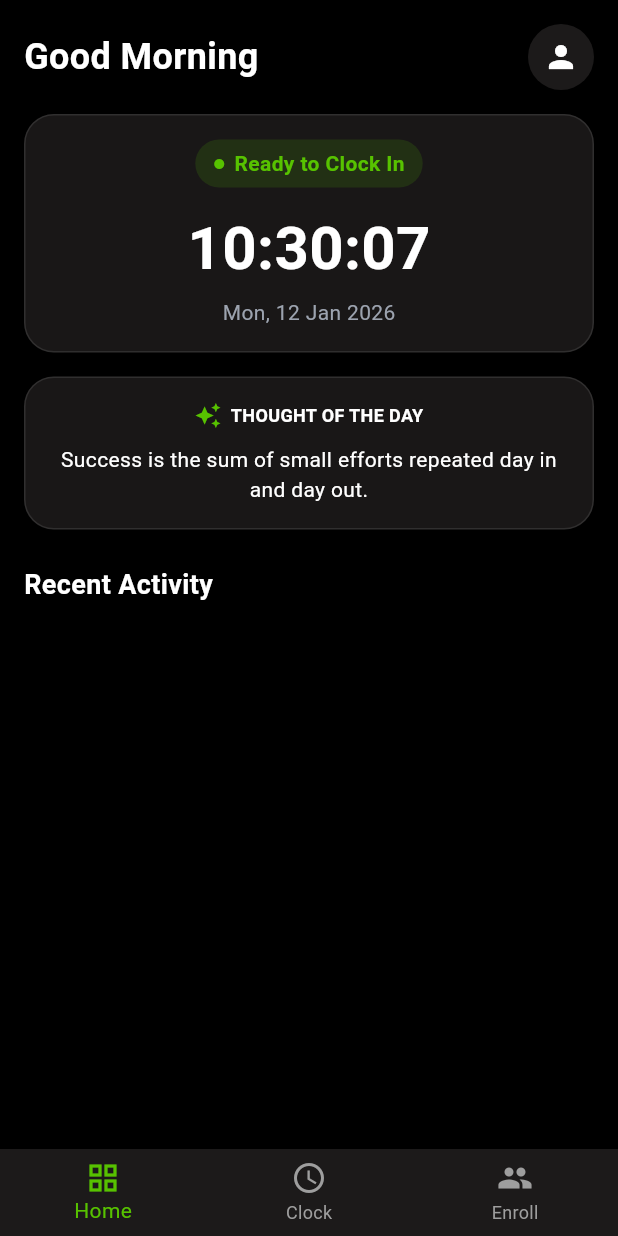
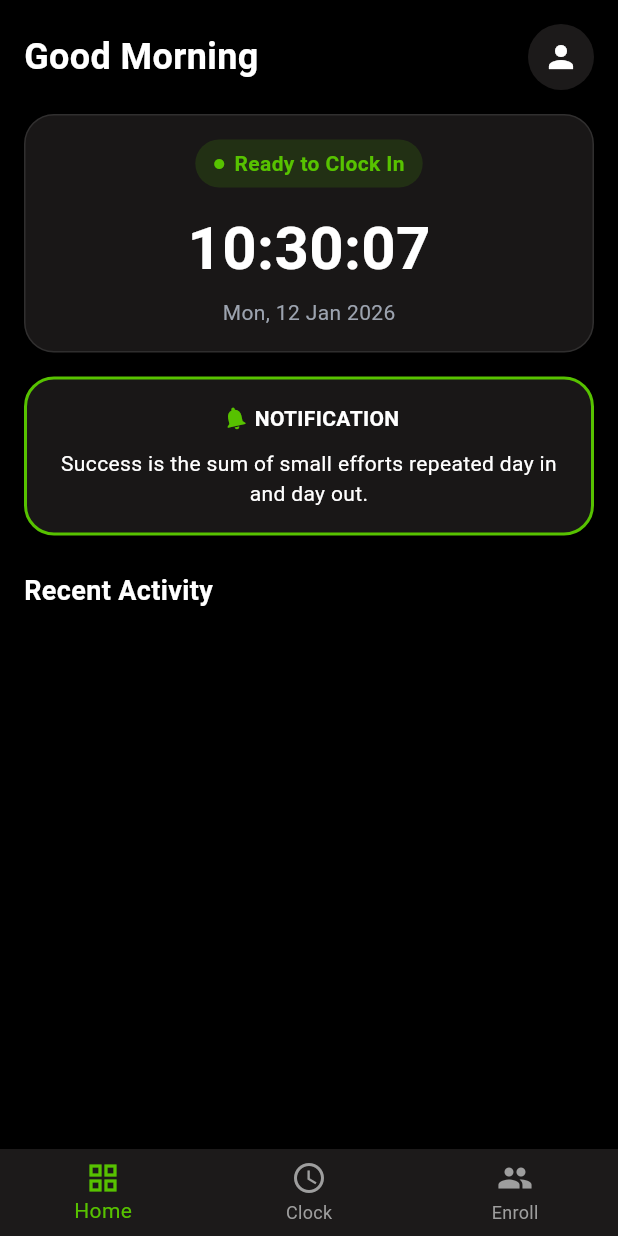
Before and after one commit to nakshathra3/face_flutter, a Flutter app: the screen it shows after launch, on a phone screen of 412 x 824 dp. Run offline on Flutter 3.47's test engine with Material 3 defaults, Android fonts, the phone set to English and light mode, and no system bars; our stand-ins replace camera, google_fonts; network calls fail.

Commit message:
notification card fix

```diff
--- a/lib/screens/home_screen.dart
+++ b/lib/screens/home_screen.dart
@@ -10,11 +10,15 @@ class HomeScreen extends StatefulWidget {
   State<HomeScreen> createState() => _HomeScreenState();
 }
 
-class _HomeScreenState extends State<HomeScreen> {
+class _HomeScreenState extends State<HomeScreen> with SingleTickerProviderStateMixin {
   List<dynamic> _records = [];
   bool _loading = true;
   DateTime _currentTime = DateTime.now(); // Add current time state
   Timer? _timer; // Add timer for live updates
+  String _thoughtDescription = "Success is the sum of small efforts repeated day in and day out.";
+  String _thoughtName = "";
+  late AnimationController _bellAnimationController;
+  late Animation<double> _bellAnimation;
 
   static const bgBase = Color(0xFF000000);
   static const bgSurface = Color(0xFF1C1A1A);
@@ -26,23 +30,38 @@ class _HomeScreenState extends State<HomeScreen> {
   void initState() {
     super.initState();
     _loadAttendance();
+    _loadNoticeboard();
     // Start timer to update clock every second
     _startClockTimer();
+    // Initialize bell animation - pendulum swing like a real bell
+    _bellAnimationController = AnimationController(
+      duration: const Duration(milliseconds: 800),
+      vsync: this,
+    )..repeat(reverse: true);
+    _bellAnimation = Tween<double>(begin: -0.3, end: 0.3).animate(
+      CurvedAnimation(
+        parent: _bellAnimationController,
+        curve: Curves.easeInOutSine, // Smooth pendulum motion
+      ),
+    );
   }
 
   @override
   void dispose() {
     _timer?.cancel(); // Cancel timer when widget is disposed
+    _bellAnimationController.dispose(); // Dispose bell animation controller
     super.dispose();
   }
 
-  // Start timer to update clock every second
+  // Start timer to update clock every second and refresh notification card
   void _startClockTimer() {
     _timer = Timer.periodic(const Duration(seconds: 1), (timer) {
       if (mounted) {
         setState(() {
           _currentTime = DateTime.now();
         });
+        // Refresh notification card every second
+        _loadNoticeboard();
       }
     });
   }
@@ -197,6 +216,24 @@ class _HomeScreenState extends State<HomeScreen> {
       print("❌ [HOME] Error loading attendance: $e");
       print("❌ [HOME] Stack trace: $stackTrace");
       setState(() => _loading = false);
+    }
+  }
+
+  Future<void> _loadNoticeboard() async {
+    try {
+      print("🔍 [HOME] Fetching noticeboard data...");
+      final data = await ApiService.fetchNoticeboard();
+      if (data != null) {
+        setState(() {
+          _thoughtDescription = data['description'] ?? _thoughtDescription;
+          _thoughtName = data['name'] ?? "";
+        });
+        print("✅ [HOME] Noticeboard loaded: ${data['description']} by ${data['name']}");
+      } else {
+        print("⚠️ [HOME] No noticeboard data received");
+      }
+    } catch (e) {
+      print("❌ [HOME] Error loading noticeboard: $e");
     }
   }
 
@@ -388,27 +425,60 @@ class _HomeScreenState extends State<HomeScreen> {
   // ───────────────── THOUGHT CARD ─────────────────
 
   Widget _buildThoughtCard() {
-    return _glassCard(
+    return Container(
+      padding: const EdgeInsets.all(16),
+      decoration: BoxDecoration(
+        color: bgSurface.withOpacity(0.9),
+        borderRadius: BorderRadius.circular(20),
+        border: Border.all(
+          color: primary,
+          width: 2,
+        ),
+        boxShadow: const [
+          BoxShadow(color: Colors.black54, blurRadius: 20, offset: Offset(0, 4))
+        ],
+      ),
       child: Column(
-        children: const [
+        children: [
           Row(
             mainAxisAlignment: MainAxisAlignment.center,
             children: [
-              Icon(Icons.auto_awesome, color: primary, size: 18),
-              SizedBox(width: 6),
-              Text("THOUGHT OF THE DAY",
+              AnimatedBuilder(
+                animation: _bellAnimation,
+                builder: (context, child) {
+                  return Transform.rotate(
+                    angle: _bellAnimation.value,
+                    alignment: Alignment.topCenter, // Rotate from top like a hanging bell
+                    child: const Icon(Icons.notifications, color: primary, size: 18),
+                  );
+                },
+              ),
+              const SizedBox(width: 6),
+              const Text("NOTIFICATION",
                   style: TextStyle(
-                      fontSize: 12,
+                      fontSize: 14,
                       fontWeight: FontWeight.bold,
                       color: Colors.white)),
             ],
           ),
-          SizedBox(height: 10),
+          const SizedBox(height: 10),
           Text(
-            "Success is the sum of small efforts repeated day in and day out.",
+            _thoughtDescription,
             textAlign: TextAlign.center,
-            style: TextStyle(color: Colors.white, fontSize: 14),
+            style: const TextStyle(color: Colors.white, fontSize: 14),
           ),
+          if (_thoughtName.isNotEmpty) ...[
+            const SizedBox(height: 8),
+            Text(
+              "— $_thoughtName",
+              textAlign: TextAlign.center,
+              style: const TextStyle(
+                color: textMuted,
+                fontSize: 12,
+                fontStyle: FontStyle.italic,
+              ),
+            ),
+          ],
         ],
       ),
     );
--- a/lib/services/api_service.dart
+++ b/lib/services/api_service.dart
@@ -289,4 +289,137 @@ class ApiService {
       return {"success": false, "message": errorMessage};
     }
   }
+
+  static Future<Map<String, dynamic>?> fetchNoticeboard() async {
+    try {
+      const String apiUrl = "https://dev-workforce.dsignzmedia.com/api/noticeboard";
+      print("🌐 [API] ========== FETCHING NOTICEBOARD ==========");
+      print("🌐 [API] Route: GET $apiUrl");
+
+      final response = await http.get(Uri.parse(apiUrl)).timeout(
+            const Duration(seconds: 10),
+            onTimeout: () => throw Exception("Request timeout"),
+          );
+
+      print("🌐 [API] Response status: ${response.statusCode}");
+
+      if (response.statusCode == 200) {
+        final decoded = jsonDecode(response.body);
+        print("📊 [API] Noticeboard response: $decoded");
+
+        // Handle different response structures
+        if (decoded is Map) {
+          // Check if response has status field
+          if (decoded['status'] == true && decoded['data'] != null) {
+            final data = decoded['data'];
+            if (data is Map) {
+              // Check if data has 'notices' array (actual API structure)
+              if (data['notices'] != null && data['notices'] is List) {
+                final notices = data['notices'] as List;
+                if (notices.isNotEmpty) {
+                  // Sort notices by created_at timestamp (most recent first)
+                  final sortedNotices = List<Map>.from(notices);
+                  sortedNotices.sort((a, b) {
+                    try {
+                      final dateA = a['created_at']?.toString() ?? "";
+                      final dateB = b['created_at']?.toString() ?? "";
+                      // Parse dates and compare (most recent first = descending order)
+                      if (dateA.isNotEmpty && dateB.isNotEmpty) {
+                        final parsedA = DateTime.tryParse(dateA.replaceAll(" ", "T"));
+                        final parsedB = DateTime.tryParse(dateB.replaceAll(" ", "T"));
+                        if (parsedA != null && parsedB != null) {
+                          return parsedB.compareTo(parsedA); // Descending order
+                        }
+                      }
+                      // Fallback: string comparison
+                      return dateB.compareTo(dateA);
+                    } catch (e) {
+                      print("⚠️ [API] Error sorting notices: $e");
+                      return 0;
+                    }
+                  });
+
+                  // Get the most recent notice (first after sorting)
+                  final mostRecentNotice = sortedNotices[0];
+                  // Extract description directly from notice
+                  final description = (mostRecentNotice['description'] ?? "").toString().trim();
+                  // Extract name from created_by object
+                  String name = "";
+                  if (mostRecentNotice['created_by'] != null && mostRecentNotice['created_by'] is Map) {
+                    final createdBy = mostRecentNotice['created_by'] as Map;
+                    name = (createdBy['name'] ?? "").toString().trim();
+                  }
+                  print("📊 [API] Most recent notice - description: '$description', name: '$name', created_at: ${mostRecentNotice['created_at']}");
+                  return {
+                    "description": description,
+                    "name": name,
+                  };
+                }
+              }
+              // Fallback: try direct fields in data
+              return {
+                "description": (data['description'] ?? "").toString().trim(),
+                "name": (data['name'] ?? "").toString().trim(),
+              };
+            } else if (data is List && data.isNotEmpty) {
+              // If data is a list, take the first item
+              final firstItem = data[0] as Map;
+              String name = "";
+              if (firstItem['created_by'] != null && firstItem['created_by'] is Map) {
+                final createdBy = firstItem['created_by'] as Map;
+                name = (createdBy['name'] ?? "").toString().trim();
+              } else {
+                name = (firstItem['name'] ?? "").toString().trim();
+              }
+              return {
+                "description": (firstItem['description'] ?? "").toString().trim(),
+                "name": name,
+              };
+            }
+          } else if (decoded['description'] != null || decoded['name'] != null) {
+            // Direct response with description/name
+            return {
+              "description": (decoded['description'] ?? "").toString().trim(),
+              "name": (decoded['name'] ?? "").toString().trim(),
+            };
+          }
+        } else if (decoded is List && decoded.isNotEmpty) {
+          // If response is directly a list
+          final firstItem = decoded[0] as Map;
+          String name = "";
+          if (firstItem['created_by'] != null && firstItem['created_by'] is Map) {
+            final createdBy = firstItem['created_by'] as Map;
+            name = (createdBy['name'] ?? "").toString().trim();
+          } else {
+            name = (firstItem['name'] ?? "").toString().trim();
+          }
+          return {
+            "description": (firstItem['description'] ?? "").toString().trim(),
+            "name": name,
+          };
+        }
+
+        print("⚠️ [API] Unknown noticeboard response structure");
+        return null;
+      } else {
+        print("❌ [API] Noticeboard request failed with status: ${response.statusCode}");
+        print("❌ [API] Response body: ${response.body}");
+        return null;
+      }
+    } catch (e, stackTrace) {
+      print("❌ [API] Error fetching noticeboard: $e");
+      print("❌ [API] Stack trace: $stackTrace");
+
+      String errorMsg = e.toString();
+      if (errorMsg.contains("Failed host lookup") ||
+          errorMsg.contains("Connection refused") ||
+          errorMsg.contains("SocketException")) {
+        print("⚠️ [API] Cannot connect to noticeboard API.");
+      } else if (errorMsg.contains("timeout")) {
+        print("⚠️ [API] Request timed out.");
+      }
+
+      return null;
+    }
+  }
 }
```
Also changed, not shown: 1 other file.
